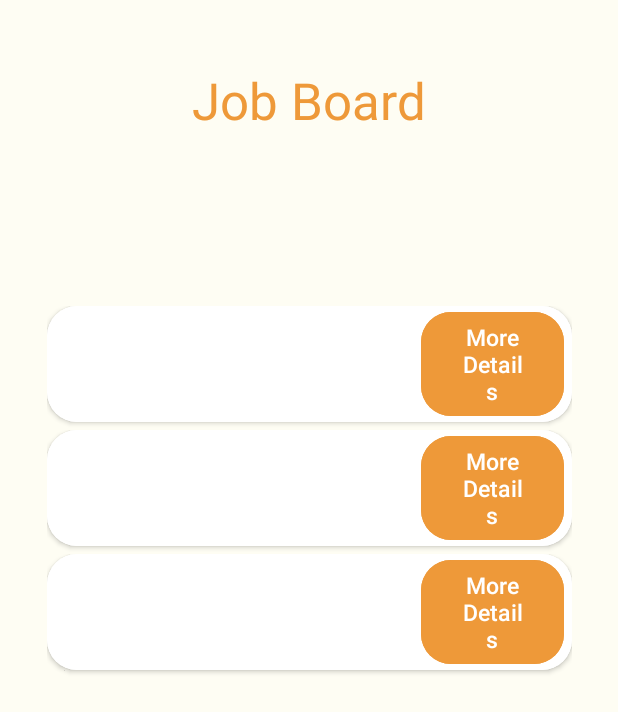
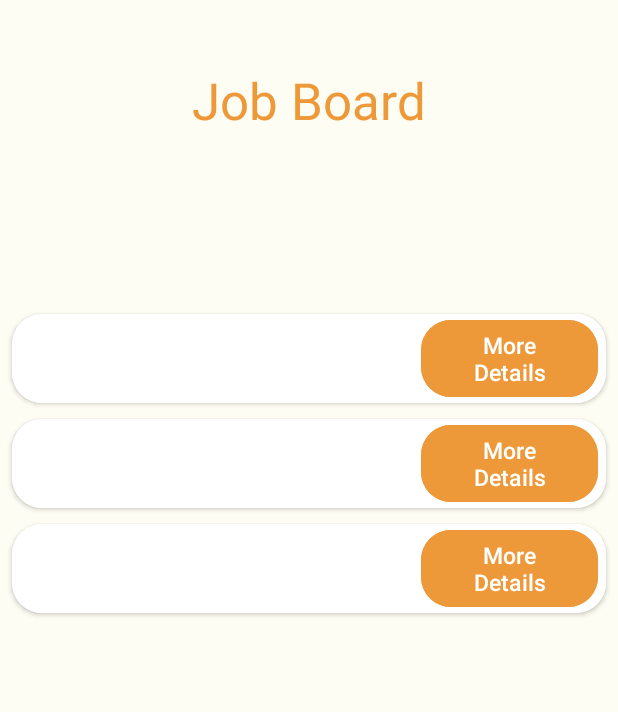
Before and after one commit to ucsb-cs184-f23/pj-android-02, an Android app: the layout activity_job_board.xml on its own in the app's theme, with its tools: preview values and no code run, on a phone screen of 412 x 824 dp. Shown: the top 712 px of the screen. Run offline under Robolectric (Android 15) with nearby library versions, the phone set to English and light mode, and no system bars.

```diff
--- a/CouchPotatoes/app/src/main/res/layout/activity_job_board.xml
+++ b/CouchPotatoes/app/src/main/res/layout/activity_job_board.xml
@@ -21,7 +21,7 @@
 
     <androidx.recyclerview.widget.RecyclerView
         android:id="@+id/job_recycler_view"
-        android:layout_width="350dp"
+        android:layout_width="match_parent"
         android:layout_height="521dp"
         app:layout_constraintBottom_toBottomOf="parent"
         app:layout_constraintEnd_toEndOf="parent"
@@ -29,6 +29,8 @@
         app:layout_constraintStart_toStartOf="parent"
         app:layout_constraintTop_toTopOf="parent"
         app:layout_constraintVertical_bias="0.675"
+        android:layout_marginLeft="4dp"
+        android:layout_marginRight="4dp"
         tools:listitem="@layout/job_item" />
 
     <androidx.appcompat.widget.Toolbar
--- a/CouchPotatoes/app/src/main/res/layout/job_item.xml
+++ b/CouchPotatoes/app/src/main/res/layout/job_item.xml
@@ -11,7 +11,10 @@
         android:id="@+id/job_board_item"
         android:layout_width="match_parent"
         android:layout_height="wrap_content"
-        app:cardCornerRadius="20dp">
+        app:cardCornerRadius="20dp"
+        android:layout_marginTop="5dp"
+        android:layout_marginLeft="4dp"
+        android:layout_marginRight="4dp">
 
         <LinearLayout
             android:layout_width="match_parent"
```
